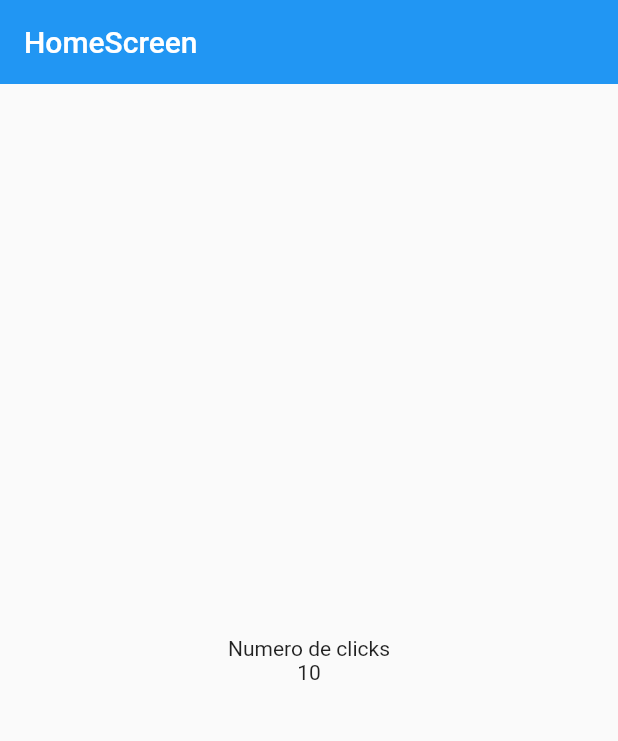
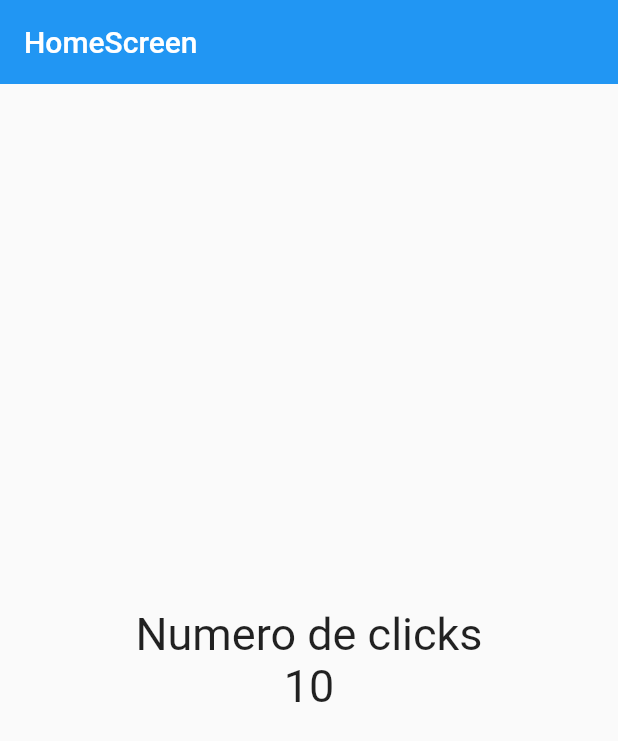
Before and after one commit to JepcDev/conum_app, a Flutter app: the screen it shows after launch, on a phone screen of 412 x 824 dp. Shown: the top 741 px of the screen. Run offline on Flutter 3.47's test engine with Material 2 defaults, Android fonts, the phone set to English and light mode, and no system bars.

Commit message:
ADD TextStyle

```diff
--- a/lib/screens/home_screen.dart
+++ b/lib/screens/home_screen.dart
@@ -9,6 +9,7 @@ class HomeScreen extends StatelessWidget {
 
   @override
   Widget build(BuildContext context) {
+    const fontSize30 = TextStyle( fontSize: 30);
     // Es algo que mantiene la referencia de toda la aplicasion hasta este punto
     // Sirve para saber en que o cual es el contexto en el cual nuestro widget esta siendo construido
     // El buildContext es el arbol de todos los widgets y sabe donde se lo es solicitado, usado, instanciado cada widget
@@ -39,8 +40,8 @@ class HomeScreen extends StatelessWidget {
           // Todo lo que esta dentro de la lista tiene que ser un widget
           children: const <Widget>[
             // Text es otro widget
-            Text('Numero de clicks'),
-            Text('10'),
+            Text('Numero de clicks', style: fontSize30),
+            Text('10', style: fontSize30),
           ],
         ),
         ),
```
